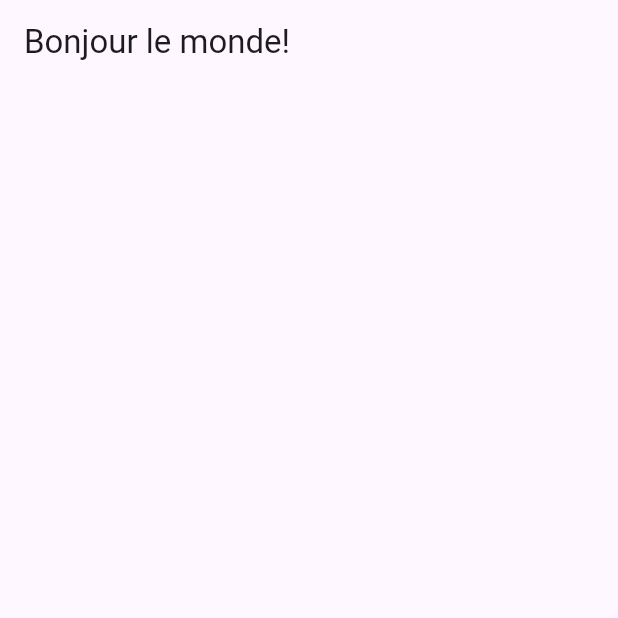
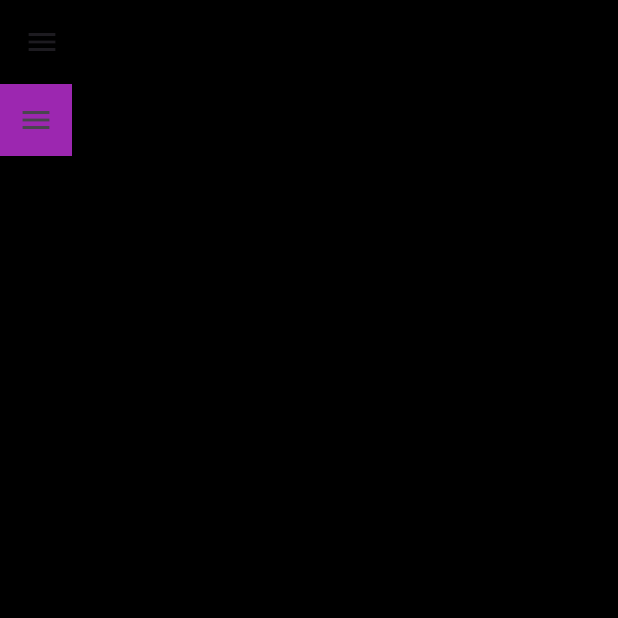
Before and after one commit to francisnatty/Portfolio, a Flutter app: the screen it shows after launch, on a phone screen of 412 x 824 dp, the top half of it. Run offline on Flutter 3.47's test engine with Material 3 defaults, Android fonts, the phone set to English and light mode, and no system bars; generated files the repository leaves out were written again.

Commit message:
custom drawer

```diff
--- /dev/null
+++ b/lib/core/constants/colors.dart
@@ -0,0 +1,7 @@
+import 'package:flutter/material.dart';
+
+class AppColors {
+  static const purple = Colors.purple;
+  static const blue = Colors.blue;
+  static const black = Colors.black;
+}
--- /dev/null
+++ b/lib/core/constants/constants.dart
@@ -0,0 +1 @@
+export './colors.dart';
--- /dev/null
+++ b/lib/features/app/presentation/pages/custom_drawer.dart
@@ -0,0 +1,10 @@
+import 'package:flutter/material.dart';
+
+class CustomDrawer extends StatelessWidget {
+  const CustomDrawer({super.key});
+
+  @override
+  Widget build(BuildContext context) {
+    return const Placeholder();
+  }
+}
--- /dev/null
+++ b/lib/features/app/presentation/pages/home/home_screen.dart
@@ -0,0 +1,43 @@
+import 'package:flutter/material.dart';
+import 'package:portfolio/features/app/presentation/pages/custom_drawer.dart';
+import 'package:portfolio/features/app/presentation/widgets/custom_widgets/curved_container.dart';
+
+import '../../../../../core/constants/constants.dart';
+
+class HomeScreen extends StatefulWidget {
+  const HomeScreen({super.key});
+
+  @override
+  State<HomeScreen> createState() => _HomeScreenState();
+}
+
+class _HomeScreenState extends State<HomeScreen> {
+  final GlobalKey<ScaffoldState> _scaffoldKey = GlobalKey<ScaffoldState>();
+  @override
+  Widget build(BuildContext context) {
+    return Scaffold(
+      key: _scaffoldKey,
+      drawer: const CustomDrawer(),
+      backgroundColor: AppColors.black,
+      appBar: AppBar(
+        backgroundColor: AppColors.black,
+      ),
+      body: Column(
+        children: [
+          Align(
+            alignment: Alignment.topLeft,
+            child: CurvedContainer(
+              color: AppColors.purple,
+              child: IconButton(
+                onPressed: () {
+                  _scaffoldKey.currentState!.openDrawer();
+                },
+                icon: const Icon(Icons.menu),
+              ),
+            ),
+          )
+        ],
+      ),
+    );
+  }
+}
--- /dev/null
+++ b/lib/features/app/presentation/widgets/custom_widgets/curved_container.dart
@@ -0,0 +1,24 @@
+import 'package:flutter/material.dart';
+
+class CurvedContainer extends StatelessWidget {
+  final Color color;
+  final Widget child;
+  final double radius;
+
+  const CurvedContainer(
+      {super.key,
+      this.color = Colors.white,
+      this.radius = 0,
+      required this.child});
+
+  @override
+  Widget build(BuildContext context) {
+    return Container(
+      decoration: BoxDecoration(
+        color: color,
+        borderRadius: BorderRadius.circular(radius),
+      ),
+      child: child,
+    );
+  }
+}
--- /dev/null
+++ b/lib/features/app/presentation/widgets/custom_widgets/custom_widgets.dart
@@ -0,0 +1 @@
+export './curved_container.dart';
--- a/lib/main.dart
+++ b/lib/main.dart
@@ -1,6 +1,7 @@
 import 'package:flutter/material.dart';
 import 'package:flutter_localizations/flutter_localizations.dart';
 import 'package:flutter_gen/gen_l10n/app_localizations.dart';
+import 'package:portfolio/features/app/presentation/pages/home/home_screen.dart';
 
 void main() {
   runApp(const MyApp());
@@ -28,23 +29,7 @@ class MyApp extends StatelessWidget {
         Locale('en'),
         Locale('fr'),
       ],
-      home: const Home(),
+      home: const HomeScreen(),
     );
   }
 }
-
-class Home extends StatelessWidget {
-  const Home({super.key});
-
-  @override
-  Widget build(BuildContext context) {
-    return Scaffold(
-      appBar: AppBar(
-        title: Text(AppLocalizations.of(context)!.helloWorld),
-      ),
-      body: Center(
-        child: Container(),
-      ),
-    );
-  }
-}
```
Also changed, not shown: 1 other file.
